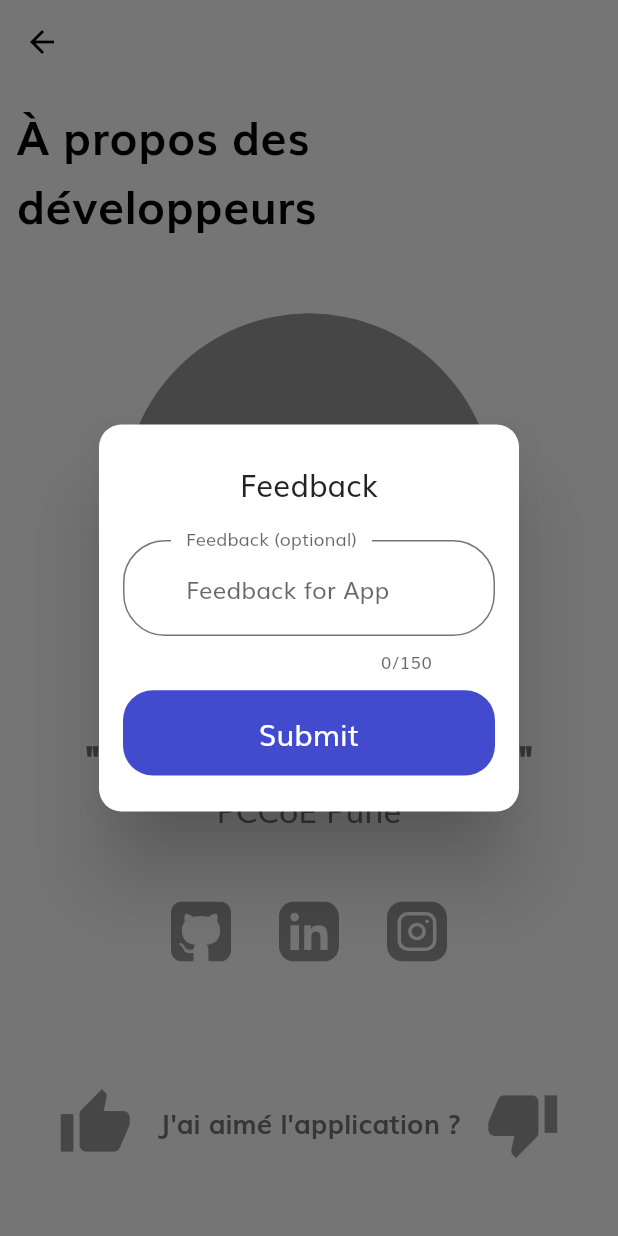
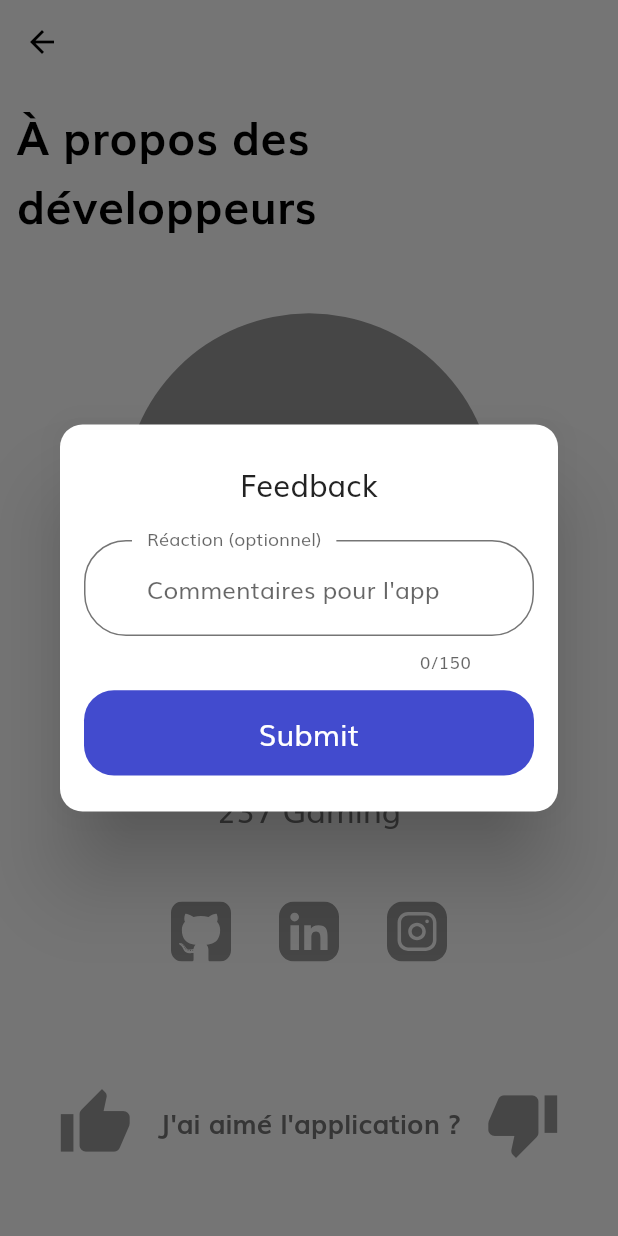
Before and after one commit to noucharles/mobile-shop-games, a Flutter app: the AboutDeveloperScreen screen opened directly, after a tap on the "thumb up" icon, on a phone screen of 412 x 824 dp. Run offline on Flutter 3.47's test engine with Material 2 defaults, Android fonts, the phone set to English and light mode, and no system bars; our stand-ins replace cloud_firestore, firebase_auth, firebase_core, firebase_storage, flutter_rating_bar, flutter_svg and 5 more; missing offline and left inert: enum_to_string, future_progress_dialog, pinch_zoom_image_updated, swipedetector; accounts and stored records are empty; network calls fail.

Commit message:
Retouche des détails

```diff
--- a/lib/components/nothingtoshow_container.dart
+++ b/lib/components/nothingtoshow_container.dart
@@ -11,7 +11,7 @@ class NothingToShowContainer extends StatelessWidget {
   const NothingToShowContainer({
     Key key,
     this.iconPath = "assets/icons/empty_box.svg",
-    this.primaryMessage = "Nothing to show",
+    this.primaryMessage = "Rien à montrer",
     this.secondaryMessage = "",
   }) : super(key: key);
   @override
--- a/lib/models/Product.dart
+++ b/lib/models/Product.dart
@@ -2,12 +2,12 @@ import 'package:e_commerce_app_flutter/models/Model.dart';
 import 'package:enum_to_string/enum_to_string.dart';
 
 enum ProductType {
-  Electronics,
-  Books,
-  Fashion,
-  Groceries,
-  Art,
-  Others,
+  Console,
+  Accessoires,
+  Aventure,
+  Combat,
+  Sport,
+  Familiale,
 }
 
 class Product extends Model {
--- a/lib/screens/about_developer/components/app_review_dialog.dart
+++ b/lib/screens/about_developer/components/app_review_dialog.dart
@@ -25,8 +25,8 @@ class AppReviewDialog extends StatelessWidget {
           child: TextFormField(
             initialValue: appReview.feedback,
             decoration: InputDecoration(
-              hintText: "Feedback for App",
-              labelText: "Feedback (optional)",
+              hintText: "Commentaires pour l'app",
+              labelText: "Réaction (optionnel)",
               floatingLabelBehavior: FloatingLabelBehavior.always,
             ),
             onChanged: (value) {
--- a/lib/screens/about_developer/components/body.dart
+++ b/lib/screens/about_developer/components/body.dart
@@ -50,7 +50,7 @@ class Body extends StatelessWidget {
                   ),
                 ),
                 Text(
-                  "PCCoE Pune",
+                  "237 Gaming",
                   style: TextStyle(
                     fontSize: 21,
                     fontWeight: FontWeight.w500,
--- a/lib/screens/cart/components/cart_item_card.dart
+++ b/lib/screens/cart/components/cart_item_card.dart
@@ -53,7 +53,7 @@ class CartItemCard extends StatelessWidget {
                   SizedBox(height: 10),
                   Text.rich(
                     TextSpan(
-                        text: "\$${snapshot.data.originalPrice}",
+                        text: "${snapshot.data.originalPrice} FCFA",
                         style: TextStyle(
                           fontWeight: FontWeight.w600,
                           color: kPrimaryColor,
--- a/lib/screens/cart/components/checkout_card.dart
+++ b/lib/screens/cart/components/checkout_card.dart
@@ -48,7 +48,7 @@ class CheckoutCard extends StatelessWidget {
                       return Text.rich(
                         TextSpan(text: "Total\n", children: [
                           TextSpan(
-                            text: "\₹$cartTotal",
+                            text: "$cartTotal FCFA",
                             style: TextStyle(
                               fontSize: 18,
                               color: Colors.black,
--- a/lib/screens/home/components/body.dart
+++ b/lib/screens/home/components/body.dart
@@ -31,32 +31,32 @@ class _BodyState extends State<Body> {
     <String, dynamic>{
       ICON_KEY: "assets/icons/console-de-jeux-video-avec-manette-de-jeu.svg",
       TITLE_KEY: "Consoles",
-      PRODUCT_TYPE_KEY: ProductType.Electronics,
+      PRODUCT_TYPE_KEY: ProductType.Console,
     },
     <String, dynamic>{
       ICON_KEY: "assets/icons/Aaccessoires.svg",
       TITLE_KEY: "Accessoires",
-      PRODUCT_TYPE_KEY: ProductType.Books,
+      PRODUCT_TYPE_KEY: ProductType.Accessoires,
     },
     <String, dynamic>{
       ICON_KEY: "assets/icons/Aaventure.svg",
       TITLE_KEY: "Aventure",
-      PRODUCT_TYPE_KEY: ProductType.Fashion,
+      PRODUCT_TYPE_KEY: ProductType.Aventure,
     },
     <String, dynamic>{
       ICON_KEY: "assets/icons/Acombat.svg",
       TITLE_KEY: "Combat",
-      PRODUCT_TYPE_KEY: ProductType.Groceries,
+      PRODUCT_TYPE_KEY: ProductType.Combat,
     },
     <String, dynamic>{
       ICON_KEY: "assets/icons/Asport.svg",
       TITLE_KEY: "Sport",
-      PRODUCT_TYPE_KEY: ProductType.Art,
+      PRODUCT_TYPE_KEY: ProductType.Sport,
     },
     <String, dynamic>{
       ICON_KEY: "assets/icons/Afamille.svg",
       TITLE_KEY: "Familliale",
-      PRODUCT_TYPE_KEY: ProductType.Others,
+      PRODUCT_TYPE_KEY: ProductType.Familiale,
     },
   ];
 
--- a/lib/screens/my_products/components/body.dart
+++ b/lib/screens/my_products/components/body.dart
@@ -67,7 +67,7 @@ class _BodyState extends State<Body> {
                             return Center(
                               child: NothingToShowContainer(
                                 secondaryMessage:
-                                    "Ajoutez votre premier produit à vendre",
+                                    "Ajoutez des produits",
                               ),
                             );
                           }
```
Also changed, not shown: lib/screens/category_products/components/body.dart (+6 -6 lines), lib/screens/edit_product/components/edit_product_form.dart (+7 -7 lines).
